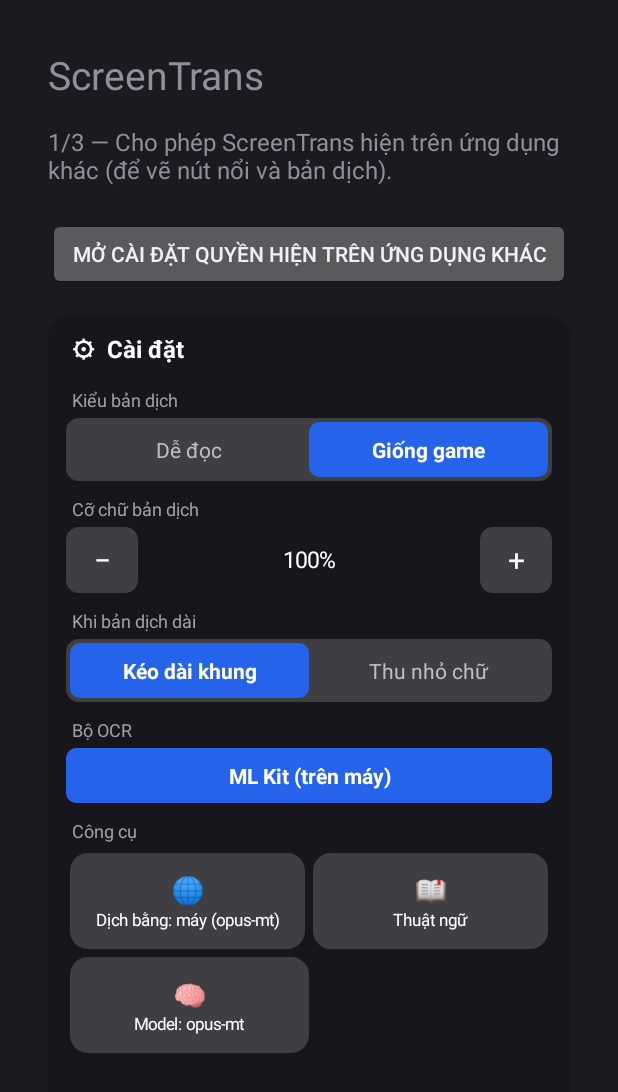
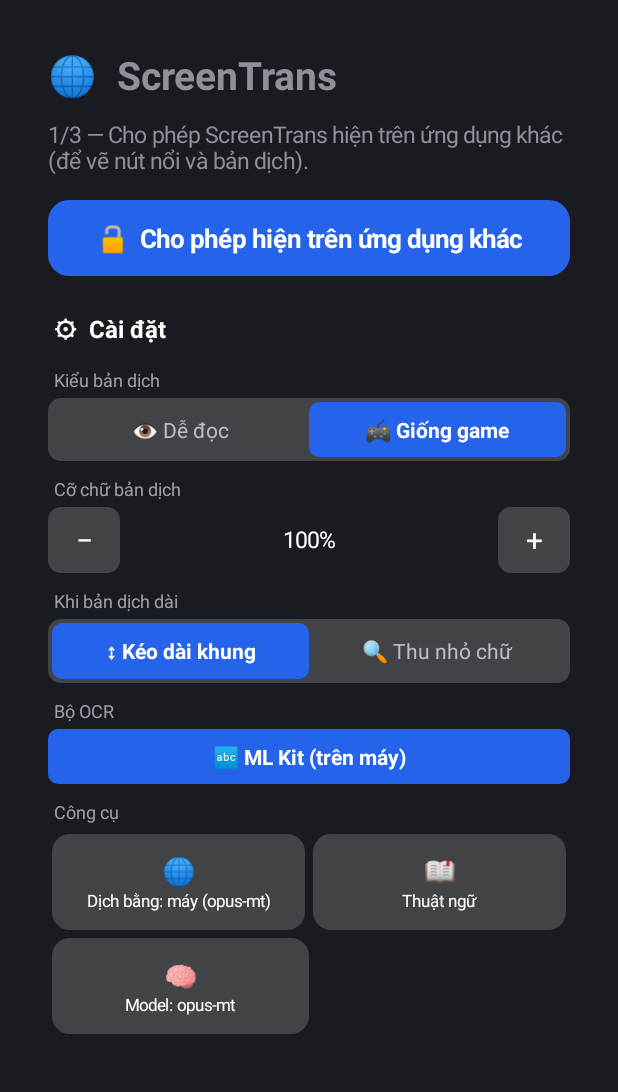
Before and after one commit to ngocanh0202/ScreenTrans, an Android app: the screen it shows after launch (MainActivity), on a phone screen of 412 x 824 dp. Shown: the top 1092 px of the screen. Run offline under Robolectric (Android 15) with nearby library versions, the phone set to English and light mode, and no system bars.

Commit message:
fix(android): ✖ Tắt (the power sign is missing from many fonts); start screen: green ▶ Bắt đầu, red ■ Dừng, icons on every button, settings without the floating card
Co-Authored-By: Claude Opus 5.5 <noreply@anthropic.com>

```diff
--- a/android/app/src/main/kotlin/dev/screentrans/Controller.kt
+++ b/android/app/src/main/kotlin/dev/screentrans/Controller.kt
@@ -180,7 +180,7 @@ class Controller(private val context: Context, projection: MediaProjection) {
             extras = listOf(
                 PanelTile("✍", "Sửa bản dịch", ::editLast),
                 PanelTile("⚙", "Cài đặt", ::showSettings),
-                PanelTile("⏻", "Tắt", ::quit),
+                PanelTile("✖", "Tắt", ::quit),
             ),
             onClose = ::closeMenu,
         )
--- a/android/app/src/main/kotlin/dev/screentrans/MainActivity.kt
+++ b/android/app/src/main/kotlin/dev/screentrans/MainActivity.kt
@@ -12,12 +12,13 @@ import android.provider.Settings
 import android.view.ViewGroup.LayoutParams.MATCH_PARENT
 import android.view.ViewGroup.LayoutParams.WRAP_CONTENT
 import android.view.WindowInsets
-import android.widget.Button
 import android.widget.LinearLayout
 import android.widget.TextView
 import android.app.Dialog
 import android.graphics.Color
+import android.graphics.Typeface
 import android.graphics.drawable.ColorDrawable
+import android.graphics.drawable.GradientDrawable
 import android.view.View
 import android.view.Window
 import dev.screentrans.core.Step
@@ -36,8 +37,8 @@ import kotlinx.coroutines.cancel
  */
 class MainActivity : Activity() {
     private lateinit var status: TextView
-    private lateinit var action: Button
-    private lateinit var stop: Button
+    private lateinit var action: TextView
+    private lateinit var stop: TextView
     private lateinit var settings: SettingsPanel
     private val scope = CoroutineScope(SupervisorJob() + Dispatchers.Main)
     private var dialog: Dialog? = null
@@ -70,18 +71,20 @@ class MainActivity : Activity() {
 
     override fun onCreate(savedInstanceState: Bundle?) {
         super.onCreate(savedInstanceState)
-        status = TextView(this).apply { textSize = 16f; setPadding(0, 0, 0, 32) }
-        action = Button(this).apply { setOnClickListener { onAction() } }
-        stop = Button(this).apply {
-            text = "Dừng ScreenTrans"
-            setOnClickListener { CaptureService.stop(this@MainActivity); refresh() }
+        status = TextView(this).apply { textSize = 15f; setPadding(0, 0, 0, dp(16)) }
+        action = pill { onAction() }
+        stop = pill { CaptureService.stop(this@MainActivity); refresh() }.apply {
+            text = "■  Dừng ScreenTrans"
+            paint(this, red)
         }
         val root = LinearLayout(this).apply {
             orientation = LinearLayout.VERTICAL
             setPadding(48, 48, 48, 48)
-            addView(TextView(context).apply { text = "ScreenTrans"; textSize = 26f; setPadding(0, 0, 0, 24) })
+            addView(TextView(context).apply {
+                text = "🌐  ScreenTrans"; textSize = 26f; typeface = Typeface.DEFAULT_BOLD; setPadding(0, 0, 0, dp(12))
+            })
             addView(status, LinearLayout.LayoutParams(MATCH_PARENT, WRAP_CONTENT))
-            addView(action, LinearLayout.LayoutParams(MATCH_PARENT, WRAP_CONTENT))
+            addView(action, LinearLayout.LayoutParams(MATCH_PARENT, WRAP_CONTENT).apply { bottomMargin = dp(8) })
             addView(stop, LinearLayout.LayoutParams(MATCH_PARENT, WRAP_CONTENT))
             settings = screens.settingsPanel(emptyList(), onClose = null)
             addView(settings, LinearLayout.LayoutParams(MATCH_PARENT, 0, 1f).apply { topMargin = context.dp(16) })
@@ -108,6 +111,28 @@ class MainActivity : Activity() {
         super.onDestroy()
     }
 
+    private val green = Color.rgb(22, 163, 74)
+    private val red = Color.rgb(220, 38, 38)
+    private val blue = Color.rgb(37, 99, 235)
+    private val idle = Color.argb(60, 128, 128, 140)
+
+    private fun dp(v: Int) = (this as android.content.Context).dp(v)
+
+    /** A full-width rounded button: an icon and a label in one text. */
+    private fun pill(action: () -> Unit) = TextView(this).apply {
+        textSize = 17f
+        typeface = Typeface.DEFAULT_BOLD
+        gravity = android.view.Gravity.CENTER
+        setTextColor(Color.WHITE)
+        setPadding(dp(16), dp(14), dp(16), dp(14))
+        background = GradientDrawable().apply { cornerRadius = dp(14).toFloat() }
+        setOnClickListener { if (isEnabled) action() }
+    }
+
+    private fun paint(v: TextView, color: Int) {
+        (v.background as GradientDrawable).setColor(color)
+    }
+
     private fun notificationsOk(): Boolean =
         Build.VERSION.SDK_INT < 33 || checkSelfPermission(Manifest.permission.POST_NOTIFICATIONS) == PackageManager.PERMISSION_GRANTED
 
@@ -128,13 +153,18 @@ class MainActivity : Activity() {
             Step.RUNNING -> "Đang chạy. Mở game, chạm nút nổi để dịch."
         }
         action.text = when (s) {
-            Step.OVERLAY -> "Mở cài đặt quyền hiện trên ứng dụng khác"
-            Step.NOTIFICATIONS -> "Cho phép thông báo"
-            Step.CAPTURE -> "Bắt đầu"
-            Step.RUNNING -> "Đang chạy"
+            Step.OVERLAY -> "🔓  Cho phép hiện trên ứng dụng khác"
+            Step.NOTIFICATIONS -> "🔔  Cho phép thông báo"
+            Step.CAPTURE -> "▶  Bắt đầu"
+            Step.RUNNING -> "✔  Đang chạy"
         }
+        paint(action, when (s) {  // the start button stands out; once running it steps back for the red stop
+            Step.CAPTURE -> green
+            Step.RUNNING -> idle
+            else -> blue
+        })
         action.isEnabled = s != Step.RUNNING
-        stop.visibility = if (s == Step.RUNNING) Button.VISIBLE else Button.GONE
+        stop.visibility = if (s == Step.RUNNING) View.VISIBLE else View.GONE
     }
 
     private fun onAction() {
--- a/android/app/src/main/kotlin/dev/screentrans/ui/SettingsPanel.kt
+++ b/android/app/src/main/kotlin/dev/screentrans/ui/SettingsPanel.kt
@@ -31,20 +31,22 @@ class SettingsPanel(
 ) : LinearLayout(context) {
     private val blue = Color.rgb(37, 99, 235)
     private val idle = Color.argb(45, 255, 255, 255)
-    private val readable = segment("Dễ đọc") { onReadable(true) }
-    private val likeGame = segment("Giống game") { onReadable(false) }
-    private val grow = segment("Kéo dài khung") { onGrowLong(true) }
-    private val shrink = segment("Thu nhỏ chữ") { onGrowLong(false) }
+    private val readable = segment("👁 Dễ đọc") { onReadable(true) }
+    private val likeGame = segment("🎮 Giống game") { onReadable(false) }
+    private val grow = segment("↕ Kéo dài khung") { onGrowLong(true) }
+    private val shrink = segment("🔍 Thu nhỏ chữ") { onGrowLong(false) }
     private val scaleLabel = TextView(context).apply {
         gravity = Gravity.CENTER; textSize = 15f; setTextColor(Color.WHITE)
     }
 
     init {
         orientation = VERTICAL
-        background = GradientDrawable().apply { setColor(Color.argb(245, 22, 22, 28)); cornerRadius = context.dp(16).toFloat() }
-        val pad = context.dp(12)
-        setPadding(pad, pad, pad, pad)
-        minimumWidth = context.dp(280)
+        if (onClose != null) {  // floating panel: a dark card; on the start screen only the layout (the screen's own background)
+            background = GradientDrawable().apply { setColor(Color.argb(245, 22, 22, 28)); cornerRadius = context.dp(16).toFloat() }
+            val pad = context.dp(12)
+            setPadding(pad, pad, pad, pad)
+            minimumWidth = context.dp(280)
+        }
         addView(title("⚙  Cài đặt"))
         // the sections scroll between the title and "Đóng": in landscape (games) the panel is taller than the screen
         val body = LinearLayout(context).apply { orientation = VERTICAL }
@@ -64,7 +66,7 @@ class SettingsPanel(
         // Only the engines this platform can run: Android has ML Kit (on the phone). Phase 5/7 add more here.
         body.addView(LinearLayout(context).apply {
             orientation = HORIZONTAL
-            val mlkit = segment("ML Kit (trên máy)") {}
+            val mlkit = segment("🔤 ML Kit (trên máy)") {}
             select(mlkit, true)
             addView(mlkit, LayoutParams(0, LayoutParams.WRAP_CONTENT, 1f))
         })
@@ -83,7 +85,7 @@ class SettingsPanel(
             addView(body)
         }, LayoutParams(LayoutParams.MATCH_PARENT, 0, 1f))
         if (onClose != null) addView(TextView(context).apply {
-            text = "Đóng"
+            text = "✖  Đóng"
             gravity = Gravity.CENTER
             textSize = 14f
             setTextColor(Color.rgb(180, 180, 190))
```
